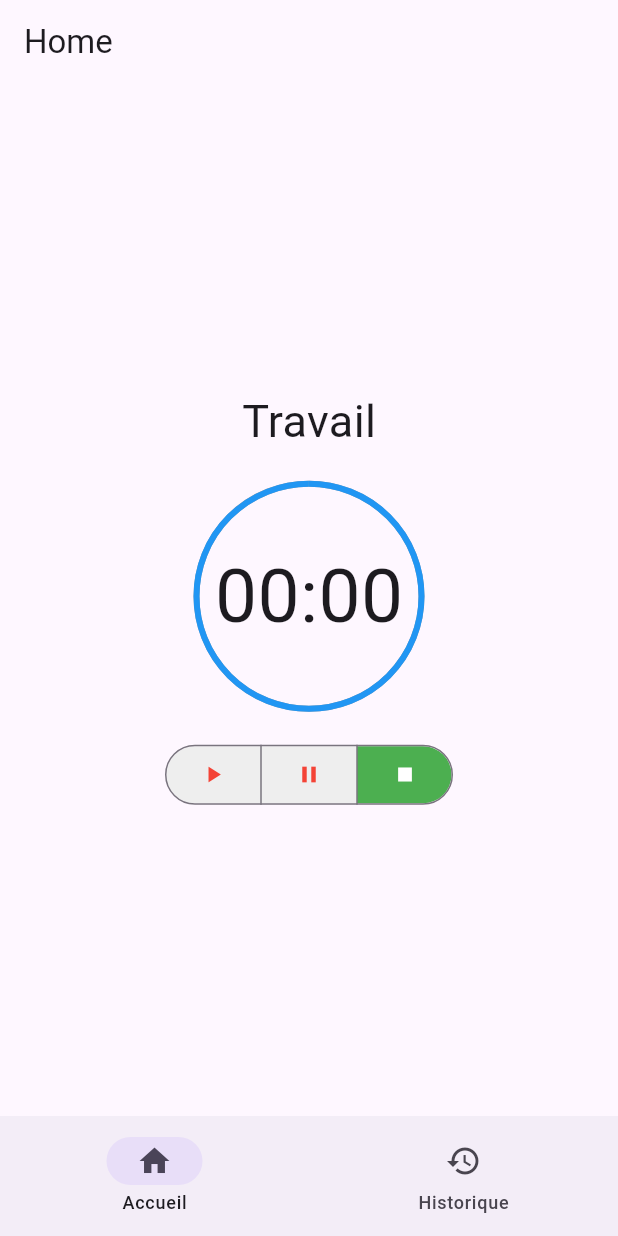
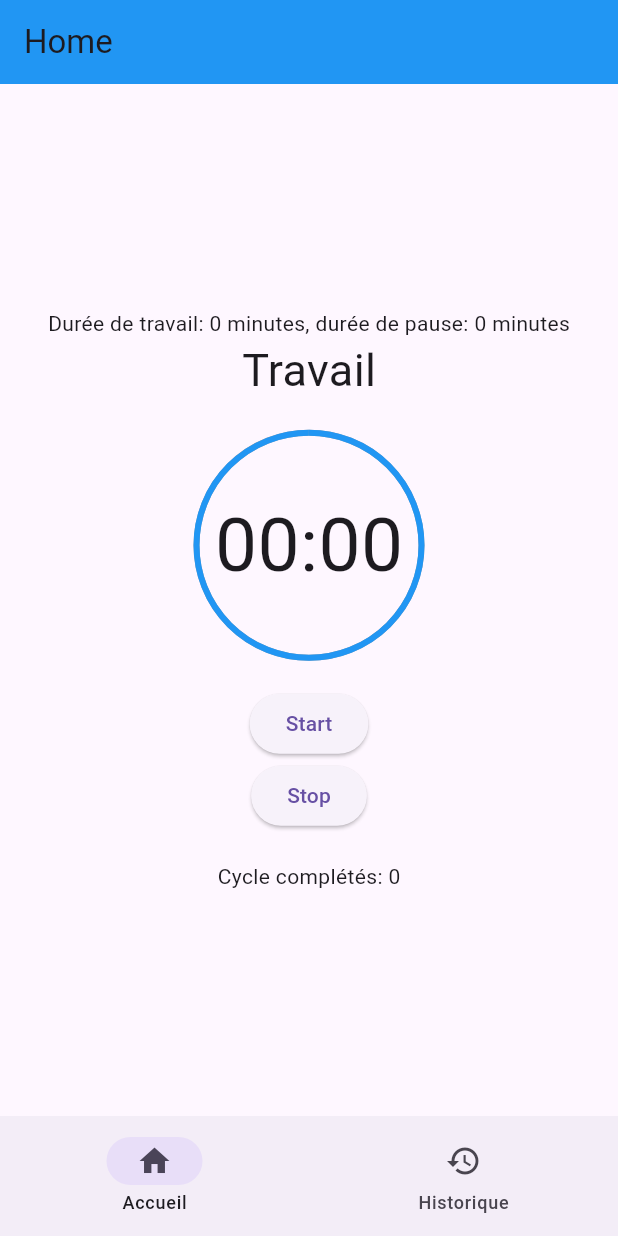
Before and after one commit to JesusPTB/pomodoro_flutter, a Flutter app: the screen it shows after launch, on a phone screen of 412 x 824 dp. Run offline on Flutter 3.47's test engine with Material 3 defaults, Android fonts, the phone set to English and light mode, and no system bars; our stand-ins replace flutter_riverpod, go_router, riverpod_annotation, sqflite; accounts and stored records are empty; generated files the repository leaves out were written again.

Commit message:
feat(history): add a tracking of pomodoro sessions in history screen

```diff
--- a/lib/main.dart
+++ b/lib/main.dart
@@ -2,8 +2,13 @@
 import 'package:flutter/material.dart';
 import 'package:flutter_riverpod/flutter_riverpod.dart';
 import 'package:pomodoro_flutter/src/pomodoro.dart';
+import 'package:sqflite/sqflite.dart';
 
 void main() {
+  // sqfliteFfiInit();
+  //
+  // databaseFactory = databaseFactory;
+
   runApp(
     // For widgets to be able to read providers, we need to wrap the entire
     // application in a "ProviderScope" widget.
--- a/lib/src/common_widgets/navbar.dart
+++ b/lib/src/common_widgets/navbar.dart
@@ -48,6 +48,7 @@ class _NavbarState extends ConsumerState<Navbar> {
         .indexWhere((element) => element.route == widget.currentRoute);
 
     return NavigationBar(
+      // backgroundColor: Colors.transparent,
       selectedIndex: selectedIndex,
       labelBehavior: labelBehavior,
       onDestinationSelected: (int index) {
--- a/lib/src/providers/pomodoro_value_provider.dart
+++ b/lib/src/providers/pomodoro_value_provider.dart
@@ -12,7 +12,7 @@ class PomodoroValue {
 
 final pomodoroValuesProvider = StateProvider<PomodoroValue>(
   (ref) => PomodoroValue(
-    workDuration: const Duration(minutes: 2),
-    breakDuration: const Duration(minutes: 1),
+    workDuration: const Duration(seconds: 45),
+    breakDuration: const Duration(seconds: 15),
   ),
 );
--- a/lib/src/screens/home.dart
+++ b/lib/src/screens/home.dart
@@ -20,6 +20,7 @@ class HomeScreen extends ConsumerWidget {
     return Scaffold(
       appBar: AppBar(
         title: const Text('Home'),
+        backgroundColor: Colors.blue,
       ),
       bottomNavigationBar: const Navbar(
         currentRoute: AppRoute.home,
@@ -28,7 +29,15 @@ class HomeScreen extends ConsumerWidget {
         child: Column(
           mainAxisAlignment: MainAxisAlignment.center,
           children: <Widget>[
-            Text(isWork ? 'Travail' : 'Pause', style: const TextStyle(fontSize: 30)),
+            Center(
+              child: Column(
+                mainAxisAlignment: MainAxisAlignment.center,
+                children: <Widget>[
+                  // const SizedBox(height: 200),
+                  Text(
+                      "Durée de travail: ${durations.workDuration.inMinutes} minutes, durée de pause: ${durations.breakDuration.inMinutes} minutes"),
+                  Text(isWork ? 'Travail' : 'Pause',
+                      style: const TextStyle(fontSize: 30)),
                   const SizedBox(height: 20),
                   Stack(
                     alignment: Alignment.center,
@@ -37,7 +46,11 @@ class HomeScreen extends ConsumerWidget {
                         height: 150,
                         width: 150,
                         child: CircularProgressIndicator(
-                    value: 1 - (remainingTime.inSeconds / (isWork ? durations.workDuration.inSeconds : durations.breakDuration.inSeconds)),
+                          value: 1 -
+                              (remainingTime.inSeconds /
+                                  (isWork
+                                      ? durations.workDuration.inSeconds
+                                      : durations.breakDuration.inSeconds)),
                           backgroundColor: Colors.grey,
                           color: Colors.blue,
                         ),
@@ -49,39 +62,17 @@ class HomeScreen extends ConsumerWidget {
                     ],
                   ),
                   const SizedBox(height: 20),
-            SegmentedButton<TimerState>(
-              style: SegmentedButton.styleFrom(
-                backgroundColor: Colors.grey[200],
-                foregroundColor: Colors.red,
-                selectedForegroundColor: Colors.white,
-                selectedBackgroundColor: Colors.green,
+                  ElevatedButton(
+                      onPressed: timerNotifier.startTimer,
+                      child: const Text('Start')),
+                  ElevatedButton(
+                      onPressed: timerNotifier.cancelTimer,
+                      child: const Text('Stop')),
+                  const SizedBox(height: 20),
+                  Text('Cycle complétés: ${timerNotifier.cycleCount}'),
+                ],
               ),
-              segments: const <ButtonSegment<TimerState>>[
-                ButtonSegment<TimerState>(
-                  value: TimerState.play,
-                  icon: Icon(Icons.play_arrow),
-                ),
-                ButtonSegment<TimerState>(
-                  value: TimerState.pause,
-                  icon: Icon(Icons.pause),
-                ),
-                ButtonSegment<TimerState>(
-                  value: TimerState.stop,
-                  icon: Icon(Icons.stop),
-                ),
-              ],
-              selected: const {TimerState.stop},
-              onSelectionChanged: (selected) {
-                if (selected.contains(TimerState.play)) {
-                  timerNotifier.startTimer();
-                } else if (selected.contains(TimerState.pause)) {
-                  timerNotifier.cancelTimer();
-                } else if (selected.contains(TimerState.stop)) {
-                  timerNotifier.cancelTimer();
-                }
-              },
-              showSelectedIcon: false,
-            ),
+            )
           ],
         ),
       ),
--- a/pubspec.yaml
+++ b/pubspec.yaml
@@ -41,6 +41,9 @@ dependencies:
   freezed: ^2.5.7
   go_router: ^14.3.0
   quiver: ^3.2.2
+  sqflite: ^2.4.0
+  path: ^1.9.0
+  intl: ^0.19.0
 
 dev_dependencies:
   flutter_test:
@@ -69,7 +72,8 @@ flutter:
   uses-material-design: true
 
   # To add assets to your application, add an assets section, like this:
-  # assets:
+  assets:
+    - assets/home-bg.png
   #   - images/a_dot_burr.jpeg
   #   - images/a_dot_ham.jpeg
 
```
Also changed, not shown: lib/src/database_helper.dart (added, +63 -0 lines), lib/src/model/pomodoro_session.dart (added, +22 -0 lines), lib/src/providers/history_provider.dart (added, +7 -0 lines), lib/src/providers/timer_provider.dart (+27 -2 lines), lib/src/screens/history.dart (+32 -7 lines), assets/home-bg.png (added), pubspec.lock, 3 other files. Lines whose indentation alone changed are shown as unchanged.
